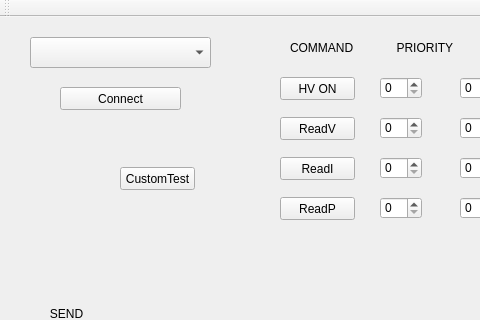
Old version of the form mainwindow.ui in the repository anphan2410/UHV2Worker; both pictures show x 0 to 480 and y 0 to 320 of the 570 by 516 pixel window.
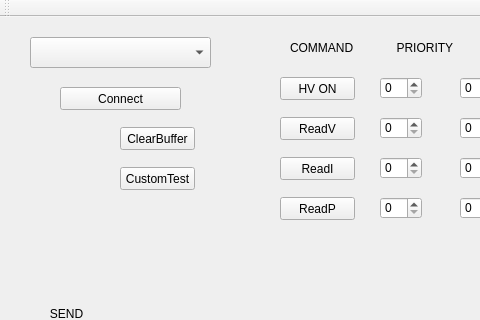
New version of the form.

Diff of the .ui file:
```diff
--- a/mainwindow.ui
+++ b/mainwindow.ui
@@ -285,6 +285,19 @@
      <string>CustomTest</string>
     </property>
    </widget>
+   <widget class="QPushButton" name="pushButtonClearBuffer">
+    <property name="geometry">
+     <rect>
+      <x>120</x>
+      <y>110</y>
+      <width>75</width>
+      <height>23</height>
+     </rect>
+    </property>
+    <property name="text">
+     <string>ClearBuffer</string>
+    </property>
+   </widget>
   </widget>
   <widget class="QMenuBar" name="menuBar">
    <property name="geometry">
```
